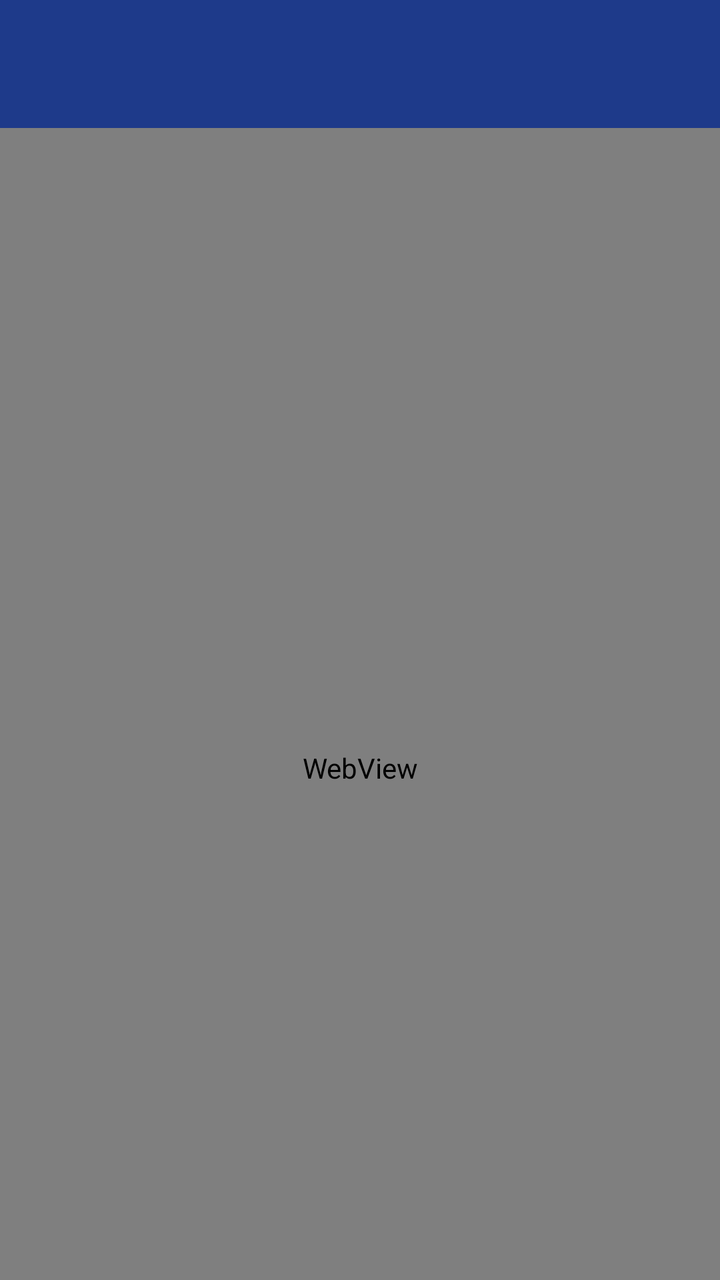
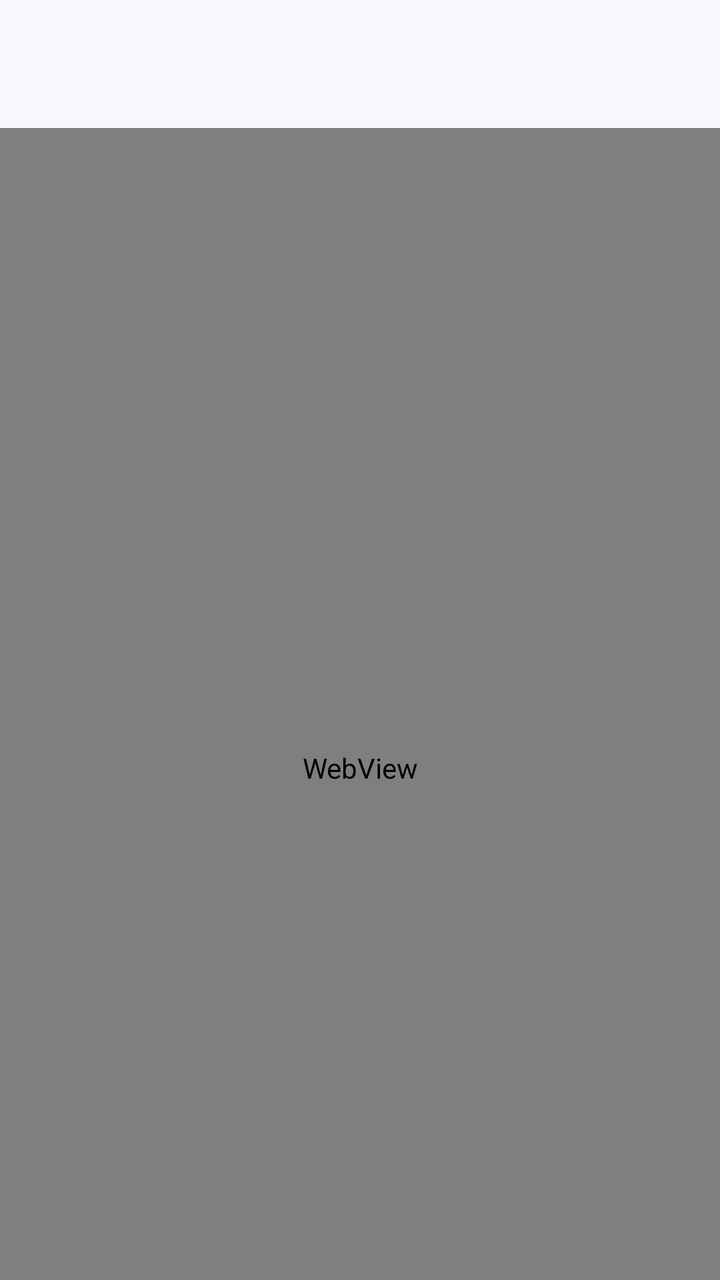

An Android layout rendered at two revisions. The XML below is the earlier revision; the diff shows what the commit changed to produce the second picture.
<!-- AndroidManifest.xml: application theme Theme.ALSpocky -->
<!-- res/layout/activity_harga_sawit_web.xml -->
<?xml version="1.0" encoding="utf-8"?>
<androidx.coordinatorlayout.widget.CoordinatorLayout xmlns:android="http://schemas.android.com/apk/res/android"
    xmlns:app="http://schemas.android.com/apk/res-auto"
    android:layout_width="match_parent"
    android:layout_height="match_parent">

    <com.google.android.material.appbar.AppBarLayout
        android:id="@+id/appBar"
        android:layout_width="match_parent"
        android:layout_height="wrap_content"
        android:theme="@style/ThemeOverlay.MaterialComponents.Dark.ActionBar">

        <androidx.appcompat.widget.Toolbar
            android:id="@+id/toolbar"
            android:background="@color/primary_500"
            android:layout_width="match_parent"
            android:layout_height="?attr/actionBarSize"
            app:titleTextColor="@color/neutral_0"
            app:layout_scrollFlags="scroll|enterAlways"/>

    </com.google.android.material.appbar.AppBarLayout>

    <WebView
        android:id="@+id/webView"
        android:layout_width="match_parent"
        android:layout_height="match_parent"
        app:layout_behavior="@string/appbar_scrolling_view_behavior" />

</androidx.coordinatorlayout.widget.CoordinatorLayout>
<!-- resources referenced by this layout -->
<resources>
  <color name="neutral_0">#FFFFFF</color>
  <color name="primary_500">#1E3A8A</color>
  <style name="Theme.ALSpocky" parent="Base.Theme.ALSpocky" />
  <style name="Base.Theme.ALSpocky" parent="Theme.Material3.DayNight.NoActionBar">
          
          
      </style>
</resources>

<!-- the commit's change to res/layout/activity_harga_sawit_web.xml (unified diff, before → after) -->
@@ -2,22 +2,23 @@
 <androidx.coordinatorlayout.widget.CoordinatorLayout xmlns:android="http://schemas.android.com/apk/res/android"
     xmlns:app="http://schemas.android.com/apk/res-auto"
     android:layout_width="match_parent"
-    android:layout_height="match_parent">
+    android:layout_height="match_parent"
+    android:background="@color/bg_page"
+    android:fitsSystemWindows="true">
 
     <com.google.android.material.appbar.AppBarLayout
         android:id="@+id/appBar"
         android:layout_width="match_parent"
         android:layout_height="wrap_content"
-        android:theme="@style/ThemeOverlay.MaterialComponents.Dark.ActionBar">
+        android:background="@color/bg_page"
+        app:elevation="0dp">
 
         <androidx.appcompat.widget.Toolbar
             android:id="@+id/toolbar"
-            android:background="@color/primary_500"
+            style="@style/Semawit.Toolbar"
             android:layout_width="match_parent"
-            android:layout_height="?attr/actionBarSize"
-            app:titleTextColor="@color/neutral_0"
-            app:layout_scrollFlags="scroll|enterAlways"/>
-
+            android:layout_height="64dp"
+            app:layout_scrollFlags="scroll|enterAlways" />
     </com.google.android.material.appbar.AppBarLayout>
 
     <WebView
<!-- resource entries referenced after the edit -->
@@ -1,11 +1,37 @@
 <!-- resources referenced by this layout -->
 <resources>
+  <color name="bg_page">#F7F8FC</color>
+  <style name="Semawit.Toolbar" parent="Widget.Material3.Toolbar">
+          <item name="android:background">@color/bg_page</item>
+          <item name="titleTextAppearance">@style/TextAppearance.Semawit.ToolbarTitle</item>
+          <item name="titleTextColor">@color/neutral_900</item>
+          <item name="contentInsetStartWithNavigation">4dp</item>
+      </style>
   <color name="neutral_0">#FFFFFF</color>
+  <color name="primary_100">#DBEAFE</color>
+  <color name="primary_800">#172554</color>
+  <color name="accent_gold">#FBBF24</color>
   <color name="primary_500">#1E3A8A</color>
   <style name="Theme.ALSpocky" parent="Base.Theme.ALSpocky" />
-  <style name="Base.Theme.ALSpocky" parent="Theme.Material3.DayNight.NoActionBar">
-          
-          
+  <style name="TextAppearance.Semawit.ToolbarTitle" parent="TextAppearance.Material3.TitleLarge">
+          <item name="fontFamily">@font/montserrat_bold</item>
+          <item name="android:fontFamily">@font/montserrat_bold</item>
+          <item name="android:textSize">20sp</item>
+          <item name="android:textColor">@color/neutral_900</item>
+      </style>
+  <color name="neutral_900">#18181B</color>
+  <style name="Base.Theme.ALSpocky" parent="Theme.Material3.Light.NoActionBar">
+          <item name="colorPrimary">@color/primary_500</item>
+          <item name="colorOnPrimary">@color/neutral_0</item>
+          <item name="colorPrimaryContainer">@color/primary_100</item>
+          <item name="colorOnPrimaryContainer">@color/primary_800</item>
+          <item name="colorSecondary">@color/accent_gold</item>
+          <item name="colorOnSecondary">@color/primary_800</item>
+          <item name="colorSurface">@color/neutral_0</item>
+          <item name="colorOnSurface">@color/neutral_900</item>
+          <item name="android:colorBackground">@color/bg_page</item>
+          <item name="android:windowBackground">@color/bg_page</item>
+          <item name="android:windowLightStatusBar">true</item>
       </style>
 </resources>
 
